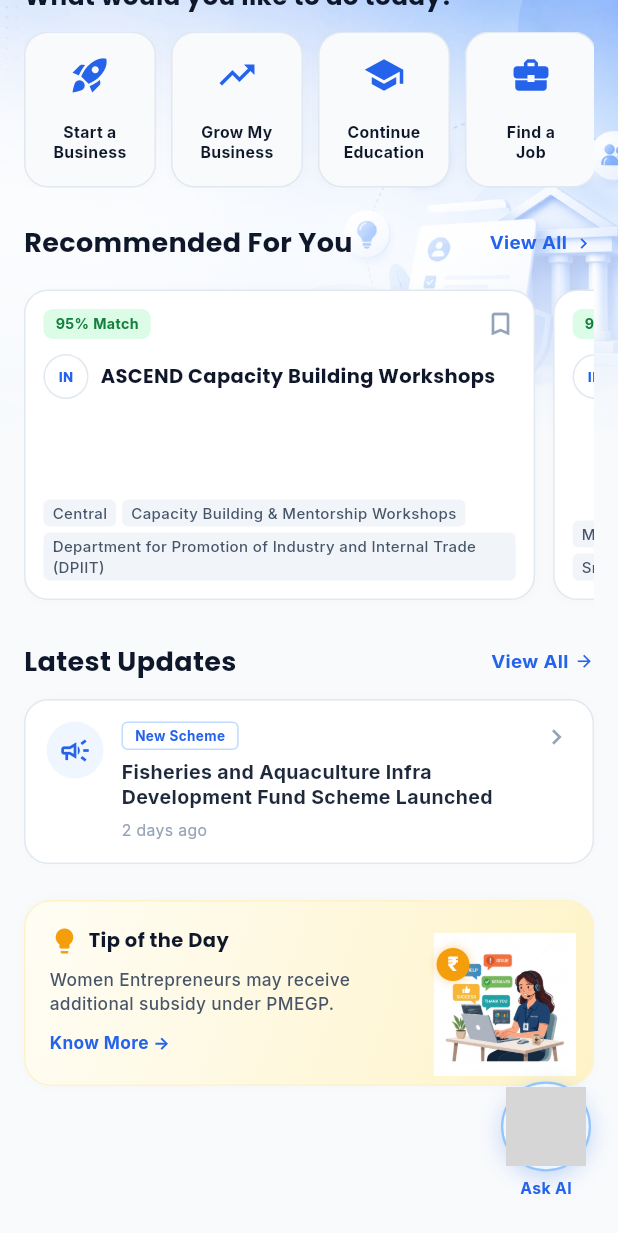
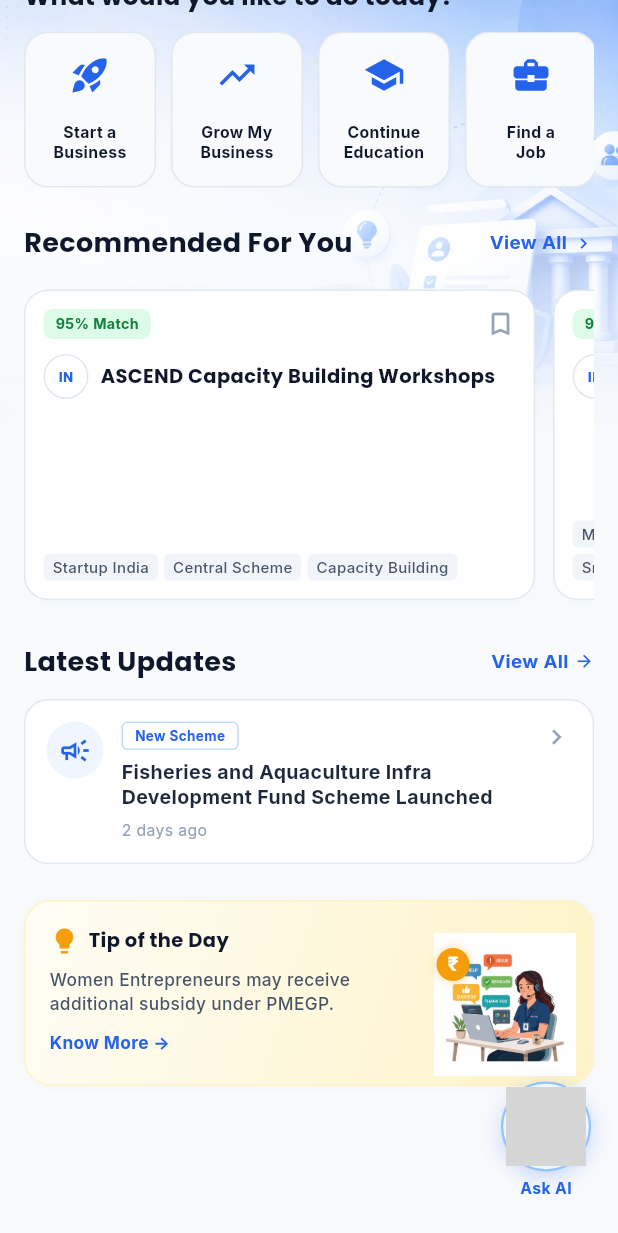
Before and after one commit to Roger-Chris/IN_Schemes, a Flutter app: the HomeScreen screen opened directly, scrolled down 506 dp, on a phone screen of 412 x 824 dp. Shown: the top 1233 px of the screen. Run offline on Flutter 3.47's test engine with Material 3 defaults, Android fonts, the phone set to English and light mode, and no system bars; our stand-ins replace confetti, geocoding, geolocator, google_fonts, google_sign_in, image_picker and 3 more; accounts and stored records are empty; grey boxes are pictures that could not be loaded.

Commit message:
feat: override chips for ASCEND recommended cards on the home screen

```diff
--- a/frontend/lib/screens/home_screen.dart
+++ b/frontend/lib/screens/home_screen.dart
@@ -1321,7 +1321,9 @@ class _HomeScreenState extends State<HomeScreen> {
           'match': "$match% Match",
           'isBookmarked': provider.bookmarkedIds.contains(s.id) || provider.bookmarkedIds.contains(s.schemeCode),
           'schemeCode': s.schemeCode,
-          'chips': [
+          'chips': (s.id.toLowerCase() == 'in009' || s.schemeCode.toLowerCase() == 'in009')
+              ? ['Central Scheme', 'Startup India', 'Capacity Building']
+              : [
                   if (s.sponsoringBody.isNotEmpty)
                     ...s.sponsoringBody.split(',').map((x) => x.trim()).where((x) => x.isNotEmpty),
                   s.governmentLevel.isNotEmpty ? s.governmentLevel : 'Central',
```
Lines whose indentation alone changed are shown as unchanged.
